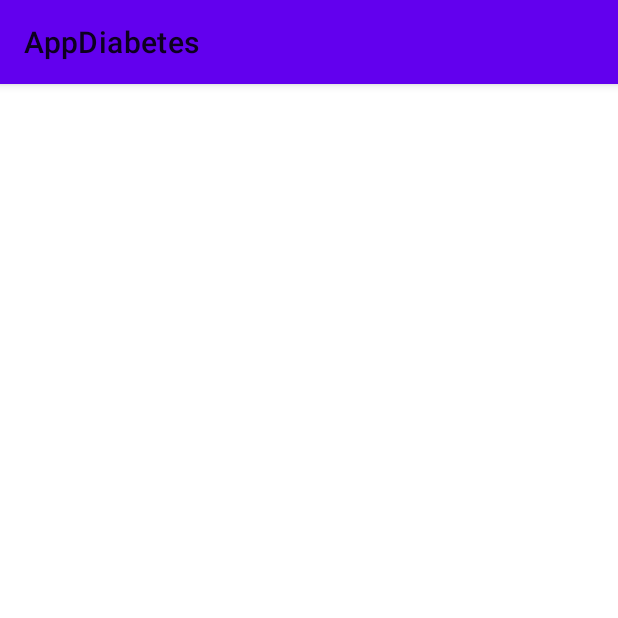
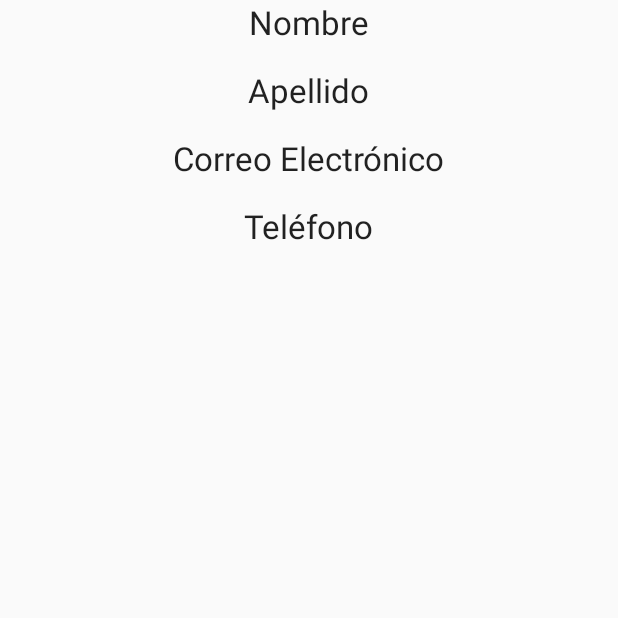
Before and after one commit to MayiiSzgz/AppDiabetes, an Android app: the PerfilActivity screen opened directly, with no data from a screen before it, on a phone screen of 412 x 824 dp, the top half of it. Run offline under Robolectric (Android 15) with nearby library versions, the phone set to English and light mode, and no system bars; our stand-ins replace Firebase (no records; nobody signed in at launch, a user with empty details on screens opened directly).

Commit message:
oculte barra de titulo y agregue en PerfilActivity los datos de la persona para que se reflejen ahi en lugar de la pantalla de inicio, hice pruebas y todo funciona bien

```diff
--- a/app/src/main/AndroidManifest.xml
+++ b/app/src/main/AndroidManifest.xml
@@ -13,7 +13,7 @@
         android:label="@string/app_name"
         android:roundIcon="@mipmap/ic_launcher_round"
         android:supportsRtl="true"
-        android:theme="@style/Theme.AppDiabetes"
+        android:theme="@style/AppTheme"
         tools:targetApi="31">
         <activity
             android:name=".PerfilActivity"
--- a/app/src/main/java/com/example/appdiabetes/PerfilActivity.java
+++ b/app/src/main/java/com/example/appdiabetes/PerfilActivity.java
@@ -1,14 +1,65 @@
 package com.example.appdiabetes;
 
+import androidx.annotation.NonNull;
 import androidx.appcompat.app.AppCompatActivity;
 
 import android.os.Bundle;
+import android.widget.TextView;
+import android.widget.Toast;
+
+import com.google.android.gms.tasks.OnFailureListener;
+import com.google.android.gms.tasks.OnSuccessListener;
+import com.google.firebase.auth.FirebaseAuth;
+import com.google.firebase.auth.FirebaseUser;
+import com.google.firebase.firestore.DocumentReference;
+import com.google.firebase.firestore.DocumentSnapshot;
+import com.google.firebase.firestore.FirebaseFirestore;
 
 public class PerfilActivity extends AppCompatActivity {
+
+    private FirebaseFirestore db;
+    private FirebaseUser user;
+
+    private TextView nombreTextView;
+    private TextView apellidoTextView;
+    private TextView correoTextView;
+    private TextView telefonoTextView;
 
     @Override
     protected void onCreate(Bundle savedInstanceState) {
         super.onCreate(savedInstanceState);
         setContentView(R.layout.activity_perfil);
+
+        db = FirebaseFirestore.getInstance();
+        user = FirebaseAuth.getInstance().getCurrentUser();
+
+        nombreTextView = findViewById(R.id.nombre);
+        apellidoTextView = findViewById(R.id.apellido);
+        correoTextView = findViewById(R.id.correo);
+        telefonoTextView = findViewById(R.id.telefono);
+
+        DocumentReference docRef = db.collection("Users").document(user.getUid());
+        docRef.get().addOnSuccessListener(new OnSuccessListener<DocumentSnapshot>() {
+            @Override
+            public void onSuccess(DocumentSnapshot documentSnapshot) {
+                if (documentSnapshot.exists()) {
+                    // Si existe el documento del usuario, se obtienen sus datos y se muestran en la ventana principal
+                    Usuario usuario = documentSnapshot.toObject(Usuario.class);
+                    nombreTextView.setText(usuario.getNombre());
+                    apellidoTextView.setText(usuario.getApellidos());
+                    correoTextView.setText(usuario.getCorreoElectronico());
+                    telefonoTextView.setText(usuario.getTelefono());
+                } else {
+                    // Si el documento del usuario no existe, se muestra un mensaje de error
+                    Toast.makeText(getApplicationContext(), "No se encontraron datos del usuario", Toast.LENGTH_SHORT).show();
+                }
+            }
+        }).addOnFailureListener(new OnFailureListener() {
+            @Override
+            public void onFailure(@NonNull Exception e) {
+                // Si falla la llamada a Firestore, se muestra un mensaje de error
+                Toast.makeText(getApplicationContext(), "Error al obtener datos del usuario", Toast.LENGTH_SHORT).show();
+            }
+        });
     }
 }
--- a/app/src/main/res/layout/activity_perfil.xml
+++ b/app/src/main/res/layout/activity_perfil.xml
@@ -1,9 +1,50 @@
 <?xml version="1.0" encoding="utf-8"?>
-<androidx.constraintlayout.widget.ConstraintLayout xmlns:android="http://schemas.android.com/apk/res/android"
+<RelativeLayout
+    xmlns:android="http://schemas.android.com/apk/res/android"
     xmlns:app="http://schemas.android.com/apk/res-auto"
     xmlns:tools="http://schemas.android.com/tools"
     android:layout_width="match_parent"
     android:layout_height="match_parent"
     tools:context=".PerfilActivity">
 
-</androidx.constraintlayout.widget.ConstraintLayout>
+    <TextView
+        android:id="@+id/nombre"
+        style="@style/TextAppearance.AppCompat.Large"
+        android:layout_width="wrap_content"
+        android:layout_height="wrap_content"
+        android:layout_centerHorizontal="true"
+        android:text="Nombre" />
+
+    <TextView
+        android:id="@+id/apellido"
+        style="@style/TextAppearance.AppCompat.Large"
+        android:layout_width="wrap_content"
+        android:layout_height="wrap_content"
+        android:layout_below="@+id/nombre"
+        android:layout_marginTop="16dp"
+        android:layout_centerHorizontal="true"
+        android:text="Apellido" />
+
+    <TextView
+        android:id="@+id/correo"
+        style="@style/TextAppearance.AppCompat.Large"
+        android:layout_width="wrap_content"
+        android:layout_height="wrap_content"
+        android:layout_below="@+id/apellido"
+        android:layout_marginTop="16dp"
+        android:layout_centerHorizontal="true"
+        android:text="Correo Electrónico" />
+
+    <TextView
+        android:id="@+id/telefono"
+        style="@style/TextAppearance.AppCompat.Large"
+        android:layout_width="wrap_content"
+        android:layout_height="wrap_content"
+        android:layout_below="@+id/correo"
+        android:layout_marginTop="16dp"
+        android:layout_centerHorizontal="true"
+        android:text="Teléfono" />
+
+
+
+</RelativeLayout>
--- /dev/null
+++ b/app/src/main/res/values/styles.xml
@@ -0,0 +1,7 @@
+<?xml version="1.0" encoding="utf-8"?>
+<resources>
+    <style name="AppTheme" parent="Theme.AppCompat.Light.NoActionBar">
+        <!-- Otros atributos de estilo -->
+        <item name="android:windowNoTitle">true</item>
+    </style>
+</resources>
```
Also changed, not shown: app/src/main/java/com/example/appdiabetes/InicioActivity.java (+9 -9 lines), app/src/main/res/layout/activity_inicio.xml (+11 -29 lines).
